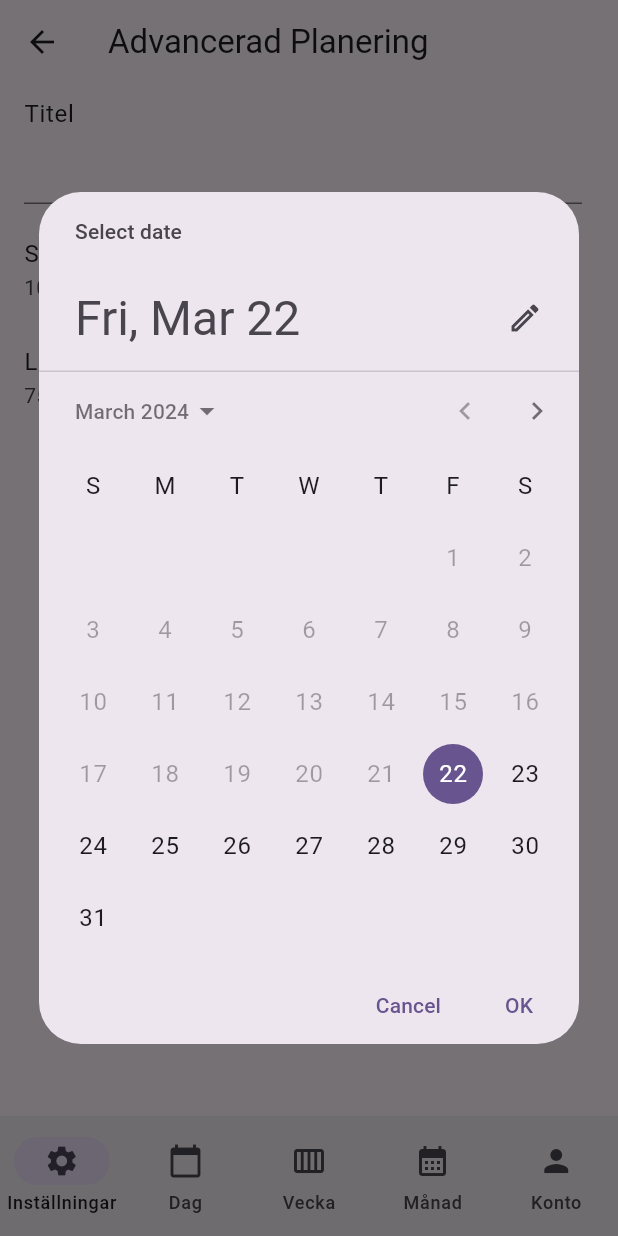
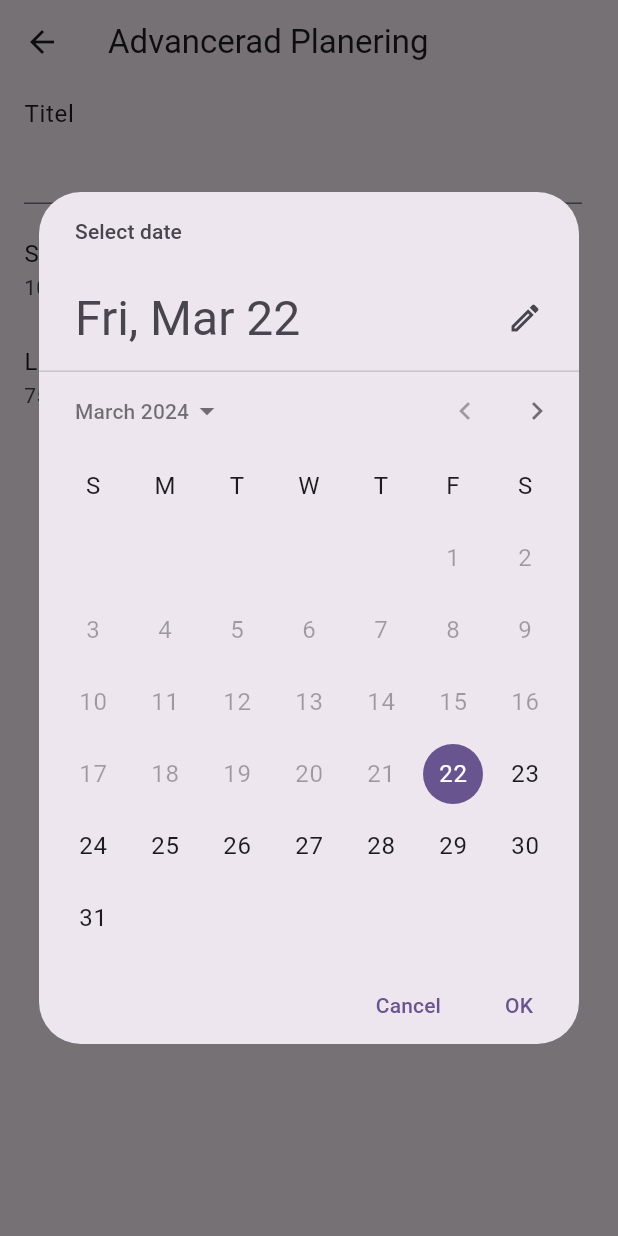
Before and after one commit to Emil0824/PlaneringsGuru, a Flutter app: the AdvancedPlanner screen opened directly, after a tap on "Start tid", on a phone screen of 412 x 824 dp. Run offline on Flutter 3.47's test engine with Material 3 defaults, Android fonts, the light colour scheme and no system bars.

Commit message:
Fixed a global design class, might be some UCfixes left

```diff
--- a/lib/classes/algotithm.dart
+++ b/lib/classes/algotithm.dart
@@ -1,4 +1,3 @@
-import 'package:flutter/material.dart';
 import 'package:planeringsguru/classes/dayEvent.dart';
 
 
--- a/lib/views/advancedPlanner.dart
+++ b/lib/views/advancedPlanner.dart
@@ -21,56 +21,7 @@ class _AdvancedPlannerState extends State<AdvancedPlanner> {
 
     return Scaffold(
       appBar: AppBar(title: Text("Advancerad Planering")),
-      bottomNavigationBar: NavigationBar(
-        onDestinationSelected: (int index) {
-          setState(() {
-            currentPageIndex = index;
-          });
 
-           switch (index) {
-            case 0:
-              Navigator.pushReplacementNamed(context, '/settings');
-              break;
-            case 1:
-              Navigator.pushReplacementNamed(context, '/day');
-              break;
-            case 2:
-              Navigator.pushReplacementNamed(context, '/week');
-              break;
-            case 3:
-              Navigator.pushReplacementNamed(context, '/month');
-              break;
-            case 4:
-              Navigator.pushReplacementNamed(context, '/account');
-              break;
-          }
-        },
-        //indicatorColor: Color.fromARGB(0, 201, 31, 31), //UCfix
-        //shadowColor: Color.fromARGB(0, 0, 0, 0),
-        //selectedIndex: currentPageIndex,
-        destinations: const <Widget>[
-          NavigationDestination(
-            icon: Icon(Icons.settings),
-            label: 'Inställningar',
-          ),
-          NavigationDestination(
-            icon: Icon(Icons.calendar_today),
-            label: 'Dag',
-          ),
-          NavigationDestination(
-            icon: Icon(Icons.calendar_view_week),
-            label: 'Vecka',
-          ),
-          NavigationDestination(
-            icon: Icon(Icons.calendar_month),
-            label: 'Månad',
-          ),
-          NavigationDestination(
-            icon: Icon(Icons.person),
-            label: 'Konto',
-          ),
-        ],
-      ),
       body: StatefulBuilder(
         builder: (BuildContext context, StateSetter setState) {
           return Column(
```
Also changed, not shown: lib/classes/globalDesign.dart (added, +14 -0 lines), lib/classes/schedulePainter.dart (+5 -4 lines), lib/widgets/Event.dart (+5 -4 lines).
